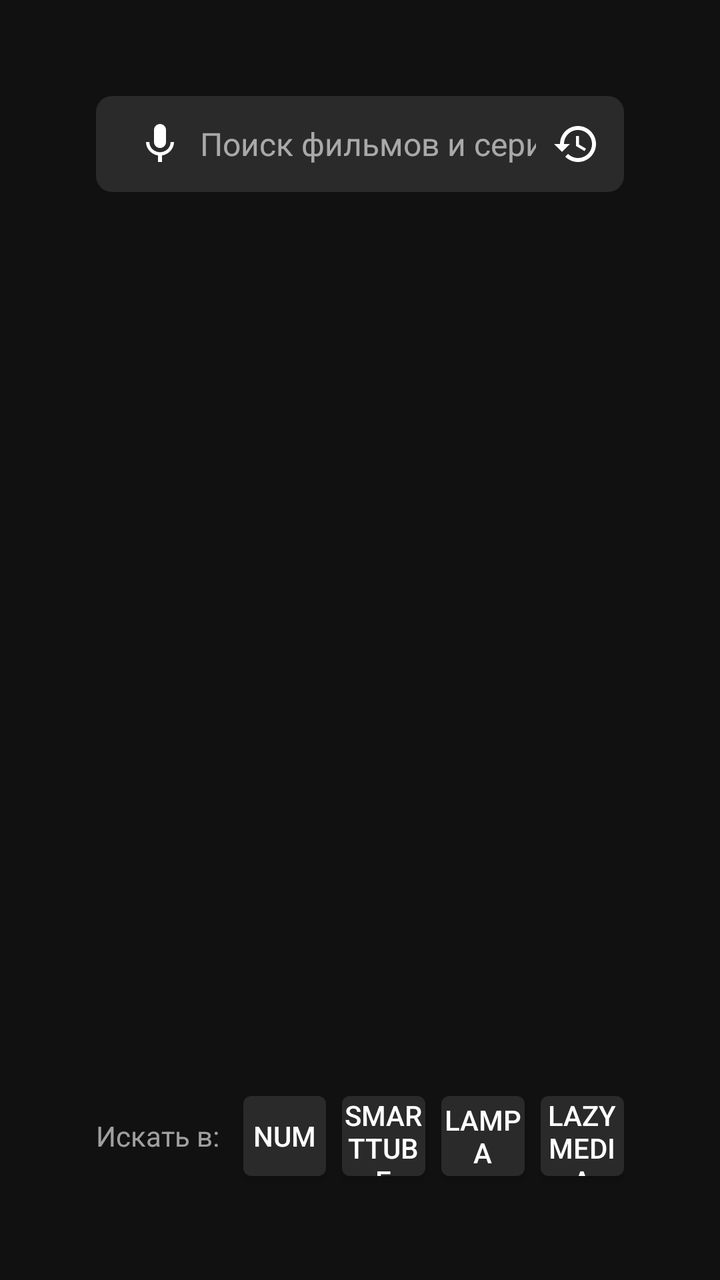
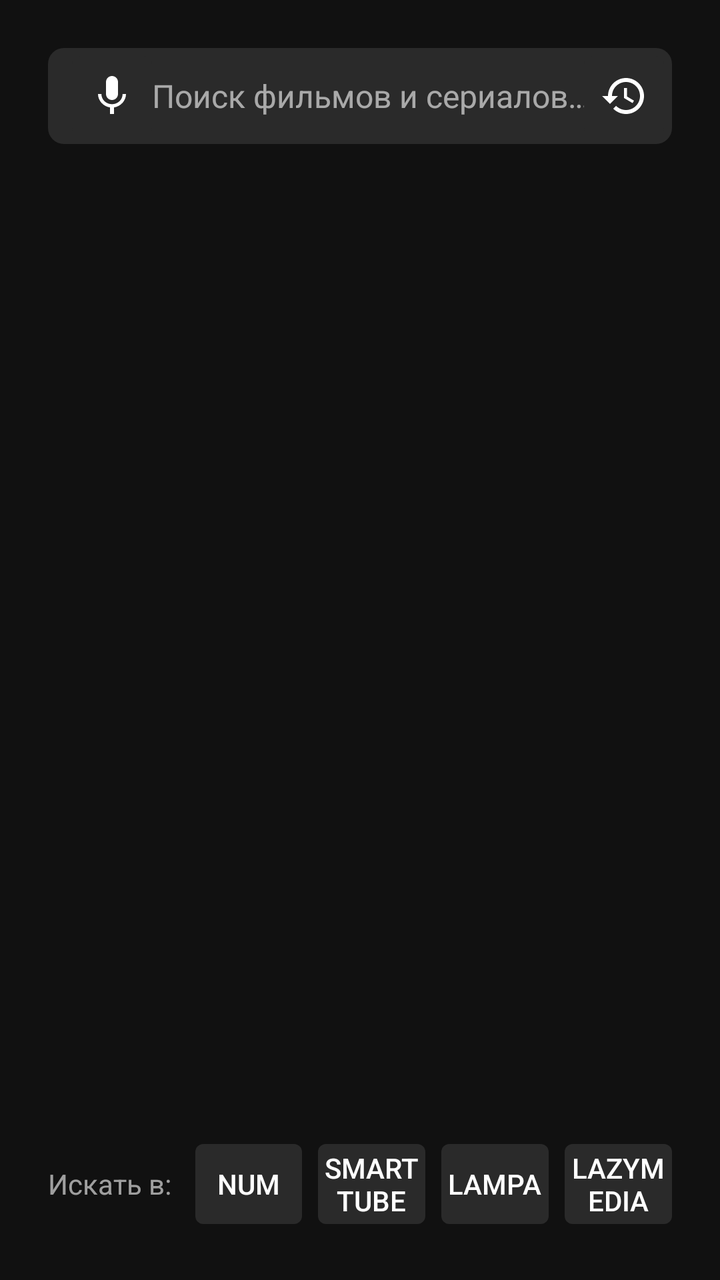

Compare the two renders of this Android layout. The source of the first and the diff that turns it into the second are given below.
<!-- AndroidManifest.xml: application theme Theme.VoiceSearch -->
<!-- res/layout/activity_search.xml -->
<?xml version="1.0" encoding="utf-8"?>
<androidx.constraintlayout.widget.ConstraintLayout xmlns:android="http://schemas.android.com/apk/res/android"
    xmlns:app="http://schemas.android.com/apk/res-auto"
    android:layout_width="match_parent"
    android:layout_height="match_parent"
    android:clipChildren="false"
    android:background="@color/bg_primary"
    android:paddingStart="48dp"
    android:paddingEnd="48dp"
    android:paddingTop="48dp"
    android:paddingBottom="48dp">

    
    <LinearLayout
        android:id="@+id/searchBarContainer"
        android:layout_width="0dp"
        android:layout_height="48dp"
        android:orientation="horizontal"
        android:gravity="center_vertical"
        android:background="@drawable/bg_search_bar"
        android:paddingStart="12dp"
        android:paddingEnd="4dp"
        android:focusable="false"
        android:descendantFocusability="afterDescendants"
        app:layout_constraintTop_toTopOf="parent"
        app:layout_constraintStart_toStartOf="parent"
        app:layout_constraintEnd_toEndOf="parent">

        <ImageButton
            android:id="@+id/voiceButton"
            android:layout_width="40dp"
            android:layout_height="40dp"
            android:src="@drawable/ic_mic"
            android:background="@drawable/bg_voice_button_selector"
            android:contentDescription="@string/voice_search_button"
            android:scaleType="centerInside"
            android:padding="8dp"
            android:nextFocusRight="@id/searchInput">

            <requestFocus />

        </ImageButton>

        <EditText
            android:id="@+id/searchInput"
            android:layout_width="0dp"
            android:layout_height="match_parent"
            android:layout_weight="1"
            android:background="@android:color/transparent"
            android:hint="@string/search_hint"
            android:textColorHint="@color/text_secondary"
            android:textColor="@color/text_primary"
            android:textSize="16sp"
            android:singleLine="true"
            android:imeOptions="actionSearch"
            android:inputType="text"
            android:nextFocusLeft="@id/voiceButton"
            android:nextFocusRight="@id/historyButton" />

        <ImageButton
            android:id="@+id/historyButton"
            android:layout_width="40dp"
            android:layout_height="40dp"
            android:src="@drawable/ic_history"
            android:background="@drawable/bg_voice_button_selector"
            android:contentDescription="@string/history_button"
            android:scaleType="centerInside"
            android:padding="8dp"
            android:nextFocusLeft="@id/searchInput"
            android:nextFocusRight="@id/historyButton" />

    </LinearLayout>

    
    <TextView
        android:id="@+id/providerLabel"
        android:layout_width="wrap_content"
        android:layout_height="wrap_content"
        android:text=""
        android:textColor="@color/text_secondary"
        android:textSize="14sp"
        android:layout_marginTop="16dp"
        android:visibility="gone"
        app:layout_constraintTop_toBottomOf="@id/searchBarContainer"
        app:layout_constraintStart_toStartOf="parent" />

    <androidx.recyclerview.widget.RecyclerView
        android:id="@+id/resultsRecyclerView"
        android:layout_width="0dp"
        android:layout_height="0dp"
        android:layout_marginTop="8dp"
        android:clipToPadding="false"
        android:descendantFocusability="afterDescendants"
        app:layout_constraintTop_toBottomOf="@id/providerLabel"
        app:layout_constraintBottom_toTopOf="@id/appButtonsContainer"
        app:layout_constraintStart_toStartOf="parent"
        app:layout_constraintEnd_toEndOf="parent" />

    <TextView
        android:id="@+id/emptyStateText"
        android:layout_width="wrap_content"
        android:layout_height="wrap_content"
        android:text="@string/no_results"
        android:textColor="@color/text_secondary"
        android:textSize="18sp"
        android:visibility="gone"
        app:layout_constraintTop_toTopOf="@id/resultsRecyclerView"
        app:layout_constraintBottom_toBottomOf="@id/resultsRecyclerView"
        app:layout_constraintStart_toStartOf="parent"
        app:layout_constraintEnd_toEndOf="parent" />

    <ProgressBar
        android:id="@+id/searchProgressBar"
        android:layout_width="wrap_content"
        android:layout_height="wrap_content"
        android:visibility="gone"
        android:indeterminateTint="@color/accent_yellow"
        android:contentDescription="@string/loading_search"
        app:layout_constraintTop_toTopOf="@id/resultsRecyclerView"
        app:layout_constraintBottom_toBottomOf="@id/resultsRecyclerView"
        app:layout_constraintStart_toStartOf="parent"
        app:layout_constraintEnd_toEndOf="parent" />

    
    <LinearLayout
        android:id="@+id/appButtonsContainer"
        android:layout_width="0dp"
        android:layout_height="48dp"
        android:orientation="horizontal"
        android:gravity="center_vertical"
        android:layout_marginTop="12dp"
        app:layout_constraintBottom_toBottomOf="parent"
        app:layout_constraintStart_toStartOf="parent"
        app:layout_constraintEnd_toEndOf="parent">

        <TextView
            android:id="@+id/searchInLabel"
            android:layout_width="wrap_content"
            android:layout_height="wrap_content"
            android:text="@string/search_in_label"
            android:textColor="@color/text_secondary"
            android:textSize="14sp"
            android:layout_marginEnd="12dp"
            android:focusable="false" />

        <androidx.appcompat.widget.AppCompatButton
            android:id="@+id/btnNum"
            android:layout_width="0dp"
            android:layout_height="40dp"
            android:layout_weight="1"
            android:layout_marginEnd="8dp"
            android:text="NUM"
            android:textColor="@color/text_primary"
            android:textSize="14sp"
            android:background="@drawable/bg_app_button_selector"
            android:nextFocusRight="@id/btnSmartTube" />

        <androidx.appcompat.widget.AppCompatButton
            android:id="@+id/btnSmartTube"
            android:layout_width="0dp"
            android:layout_height="40dp"
            android:layout_weight="1"
            android:layout_marginEnd="8dp"
            android:text="SmartTube"
            android:textColor="@color/text_primary"
            android:textSize="14sp"
            android:background="@drawable/bg_app_button_selector"
            android:nextFocusLeft="@id/btnNum"
            android:nextFocusRight="@id/btnLampa" />

        <androidx.appcompat.widget.AppCompatButton
            android:id="@+id/btnLampa"
            android:layout_width="0dp"
            android:layout_height="40dp"
            android:layout_weight="1"
            android:layout_marginEnd="8dp"
            android:text="Lampa"
            android:textColor="@color/text_primary"
            android:textSize="14sp"
            android:background="@drawable/bg_app_button_selector"
            android:nextFocusLeft="@id/btnSmartTube"
            android:nextFocusRight="@id/btnLazyMedia" />

        <androidx.appcompat.widget.AppCompatButton
            android:id="@+id/btnLazyMedia"
            android:layout_width="0dp"
            android:layout_height="40dp"
            android:layout_weight="1"
            android:text="LazyMedia"
            android:textColor="@color/text_primary"
            android:textSize="14sp"
            android:background="@drawable/bg_app_button_selector"
            android:nextFocusLeft="@id/btnLampa" />

    </LinearLayout>

</androidx.constraintlayout.widget.ConstraintLayout>
<!-- resources referenced by this layout -->
<resources>
  <color name="accent_yellow">#FFFFC107</color>
  <color name="bg_primary">#FF111111</color>
  <color name="text_primary">#FFFFFFFF</color>
  <color name="text_secondary">#99FFFFFF</color>
  <!-- drawable bg_app_button_selector (drawable) -->
  <?xml version="1.0" encoding="utf-8"?>
  <selector xmlns:android="http://schemas.android.com/apk/res/android">
      <item android:state_enabled="false">
          <shape android:shape="rectangle">
              <solid android:color="@color/button_app_disabled" />
              <corners android:radius="4dp" />
          </shape>
      </item>
      <item android:state_focused="true">
          <shape android:shape="rectangle">
              <solid android:color="@color/button_app_focused" />
              <corners android:radius="4dp" />
              <stroke android:width="2dp" android:color="@color/focus_ring" />
          </shape>
      </item>
      <item>
          <shape android:shape="rectangle">
              <solid android:color="@color/button_app_default" />
              <corners android:radius="4dp" />
          </shape>
      </item>
  </selector>
  <!-- drawable bg_search_bar (drawable) -->
  <?xml version="1.0" encoding="utf-8"?>
  <shape xmlns:android="http://schemas.android.com/apk/res/android"
      android:shape="rectangle">
      <solid android:color="@color/search_bar_bg" />
      <corners android:radius="8dp" />
  </shape>
  <!-- drawable ic_history (drawable) -->
  <?xml version="1.0" encoding="utf-8"?>
  <vector xmlns:android="http://schemas.android.com/apk/res/android"
      android:width="24dp"
      android:height="24dp"
      android:viewportWidth="24"
      android:viewportHeight="24"
      android:tint="@color/text_primary">
      <path
          android:fillColor="@android:color/white"
          android:pathData="M13,3c-4.97,0 -9,4.03 -9,9L1,12l3.89,3.89 0.07,0.14L9,12L6,12c0,-3.87 3.13,-7 7,-7s7,3.13 7,7 -3.13,7 -7,7c-1.93,0 -3.68,-0.79 -4.94,-2.06l-1.42,1.42C8.27,19.99 10.51,21 13,21c4.97,0 9,-4.03 9,-9s-4.03,-9 -9,-9zM12,8v5l4.28,2.54 0.72,-1.21 -3.5,-2.08L13.5,8L12,8z" />
  </vector>
  <!-- drawable ic_mic (drawable) -->
  <?xml version="1.0" encoding="utf-8"?>
  <vector xmlns:android="http://schemas.android.com/apk/res/android"
      android:width="24dp"
      android:height="24dp"
      android:viewportWidth="24"
      android:viewportHeight="24"
      android:tint="@color/text_primary">
      <path
          android:fillColor="@android:color/white"
          android:pathData="M12,14c1.66,0 3,-1.34 3,-3V5c0,-1.66 -1.34,-3 -3,-3S9,3.34 9,5v6C9,12.66 10.34,14 12,14zM17.3,11c0,3 -2.54,5.1 -5.3,5.1S6.7,14 6.7,11H5c0,3.41 2.72,6.23 6,6.72V21h2v-3.28c3.28,-0.49 6,-3.31 6,-6.72H17.3z" />
  </vector>
  <string name="history_button">История</string>
  <string name="loading_search">Поиск…</string>
  <string name="no_results">Ничего не найдено</string>
  <string name="search_hint">Поиск фильмов и сериалов…</string>
  <string name="search_in_label">Искать в:</string>
  <string name="voice_search_button">Голосовой поиск</string>
  <style name="Theme.VoiceSearch" parent="Theme.AppCompat.NoActionBar">
          <item name="android:windowBackground">@android:color/black</item>
          <item name="android:colorBackground">@android:color/black</item>
          <item name="android:statusBarColor">@android:color/transparent</item>
          <item name="android:navigationBarColor">@android:color/transparent</item>
          <item name="colorPrimary">@android:color/black</item>
          <item name="colorPrimaryDark">@android:color/black</item>
          <item name="colorAccent">@android:color/white</item>
          <item name="android:windowNoTitle">true</item>
          <item name="android:windowFullscreen">true</item>
      </style>
  <color name="button_app_disabled">#FF1A1A1A</color>
  <color name="button_app_focused">#FF444444</color>
  <color name="focus_ring">#FFCC8800</color>
  <color name="button_app_default">#FF2A2A2A</color>
  <color name="search_bar_bg">#FF2A2A2A</color>
  <color name="voice_listening">#FFFFC107</color>
  <!-- unchanged entries left out for length: 1 -->
</resources>

<!-- the commit's change to res/layout/activity_search.xml (unified diff, before → after) -->
@@ -5,10 +5,10 @@
     android:layout_height="match_parent"
     android:clipChildren="false"
     android:background="@color/bg_primary"
-    android:paddingStart="48dp"
-    android:paddingEnd="48dp"
-    android:paddingTop="48dp"
-    android:paddingBottom="48dp">
+    android:paddingStart="24dp"
+    android:paddingEnd="24dp"
+    android:paddingTop="24dp"
+    android:paddingBottom="24dp">
 
     
     <LinearLayout
